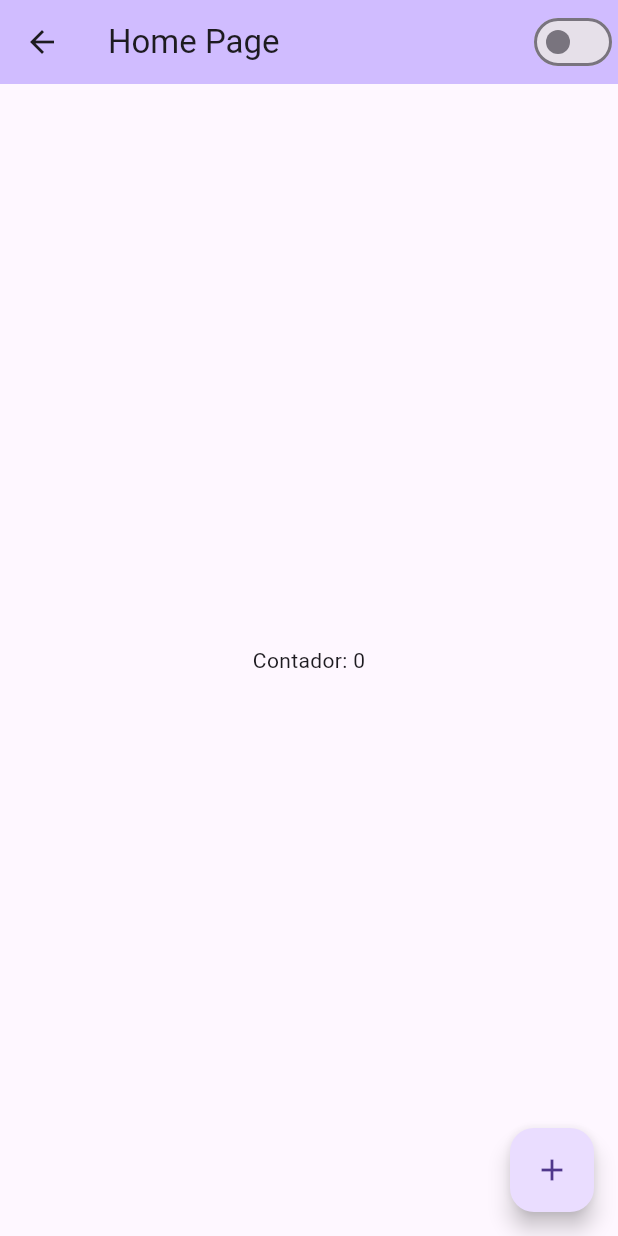
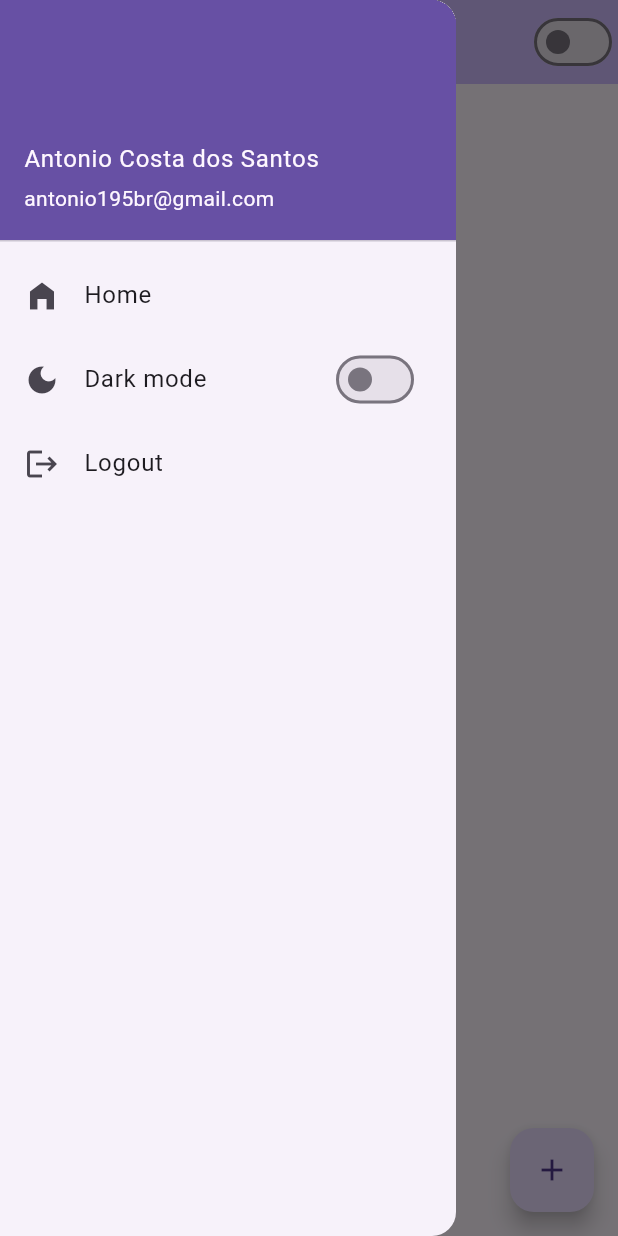
Before and after one commit to antonio195/projeto-estudos-flutter, a Flutter app: the MyHomePage screen opened by its route, with the side drawer open (before the commit the screen has no drawer), on a phone screen of 412 x 824 dp. Run offline on Flutter 3.47's test engine with Material 3 defaults, Android fonts, the light colour scheme and no system bars; missing offline and left inert: dart:ffi; network calls fail.

Commit message:
adicionando drawer menu

```diff
--- a/lib/main.dart
+++ b/lib/main.dart
@@ -30,8 +30,8 @@ class MyApp extends StatelessWidget {
           ),
           initialRoute: "/",
           routes: {
-            '/': (context) => LoginPage(),
-            '/home': (context) => MyHomePage(title: "Home Page"),
+            '/': (context) => MyHomePage(),
+            '/home': (context) => MyHomePage(),
           },
         );
       },
--- /dev/null
+++ b/lib/menu/drawer_menu_home.dart
@@ -0,0 +1,44 @@
+import 'package:flutter/material.dart';
+
+import '../dialog/logout_dialog.dart';
+import '../pages/home_page.dart';
+
+class CustomDrawerMenuHome extends StatelessWidget {
+  const CustomDrawerMenuHome({super.key});
+
+  @override
+  Widget build(BuildContext context) {
+    return  Drawer(
+      child: Column(
+        children: [
+          const UserAccountsDrawerHeader(
+            accountName: Text("Antonio Costa dos Santos"),
+            accountEmail: Text("antonio195br@gmail.com"),
+          ),
+          ListTile(
+            leading: const Icon(Icons.home_filled),
+            title: const Text("Home"),
+            onTap: () {
+              print("Home");
+            },
+          ),
+          ListTile(
+            leading: const Icon(Icons.dark_mode),
+            title: const Text("Dark mode"),
+            trailing: CustomSwitchTheme(),
+            onTap: () {
+              print("Home");
+            },
+          ),
+          ListTile(
+            leading: const Icon(Icons.logout),
+            title: const Text("Logout"),
+            onTap: () {
+              dialogBuilder(context);
+            },
+          ),
+        ],
+      ),
+    );
+  }
+}
--- a/lib/pages/home_page.dart
+++ b/lib/pages/home_page.dart
@@ -3,10 +3,10 @@ import 'dart:ffi';
 import 'package:curso_flutterando_2021/app_controller.dart';
 import 'package:flutter/material.dart';
 
+import '../menu/drawer_menu_home.dart';
+
 class MyHomePage extends StatefulWidget {
-  const MyHomePage({super.key, required this.title});
-
-  final String title;
+  const MyHomePage({super.key});
 
   @override
   State<MyHomePage> createState() => _MyHomePageState();
@@ -24,10 +24,11 @@ class _MyHomePageState extends State<MyHomePage> {
   @override
   Widget build(BuildContext context) {
     return Scaffold(
+      drawer: const CustomDrawerMenuHome(),
       appBar: AppBar(
         backgroundColor: Theme.of(context).colorScheme.inversePrimary,
-        title: Text(widget.title),
-        actions: const [CustomSwitchTheme()],
+        title: Text("Home Page"),
+        actions: [CustomSwitchTheme()],
       ),
       body: Container(
         width: double.infinity,
```
Also changed, not shown: lib/dialog/logout_dialog.dart (added, +32 -0 lines), lib/pages/login_page.dart (+10 -1 lines).
